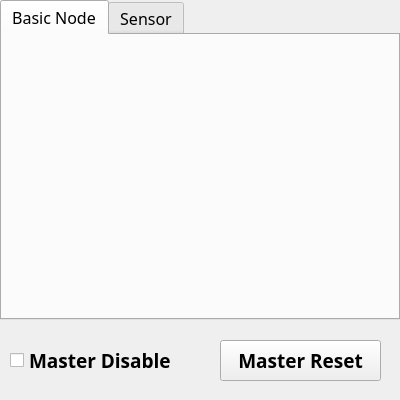
Tabjones/pacman_vision, file UI/gui/mainwindow.ui: the form before one commit.
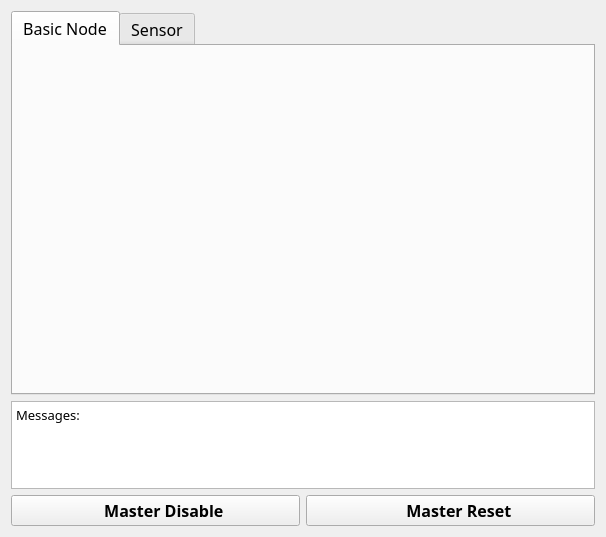
The form after the commit. Icons and pictures are not drawn.

```diff
--- a/UI/gui/mainwindow.ui
+++ b/UI/gui/mainwindow.ui
@@ -6,8 +6,8 @@
    <rect>
     <x>0</x>
     <y>0</y>
-    <width>400</width>
-    <height>400</height>
+    <width>606</width>
+    <height>537</height>
    </rect>
   </property>
   <property name="font">
@@ -20,81 +20,154 @@
    <string>PaCMan Vision</string>
   </property>
   <widget class="QWidget" name="centralWidget">
-   <widget class="QCheckBox" name="DisableCheckBox">
-    <property name="geometry">
-     <rect>
-      <x>10</x>
-      <y>340</y>
-      <width>191</width>
-      <height>41</height>
-     </rect>
-    </property>
-    <property name="font">
-     <font>
-      <pointsize>14</pointsize>
-      <weight>75</weight>
-      <bold>true</bold>
-     </font>
-    </property>
-    <property name="focusPolicy">
-     <enum>Qt::NoFocus</enum>
-    </property>
-    <property name="contextMenuPolicy">
-     <enum>Qt::NoContextMenu</enum>
-    </property>
-    <property name="toolTip">
-     <string>Temporary disable all functionality.</string>
-    </property>
-    <property name="text">
-     <string>Master Disable</string>
-    </property>
-   </widget>
-   <widget class="QPushButton" name="MasterReset">
-    <property name="geometry">
-     <rect>
-      <x>220</x>
-      <y>340</y>
-      <width>161</width>
-      <height>41</height>
-     </rect>
-    </property>
-    <property name="font">
-     <font>
-      <pointsize>14</pointsize>
-      <weight>75</weight>
-      <bold>true</bold>
-     </font>
-    </property>
-    <property name="toolTip">
-     <string>Reset all node to default values.</string>
-    </property>
-    <property name="text">
-     <string>Master Reset</string>
-    </property>
-   </widget>
-   <widget class="QTabWidget" name="Tabs">
-    <property name="geometry">
-     <rect>
-      <x>0</x>
-      <y>0</y>
-      <width>400</width>
-      <height>320</height>
-     </rect>
-    </property>
-    <property name="currentIndex">
-     <number>0</number>
-    </property>
-    <widget class="QWidget" name="BaseTab">
-     <attribute name="title">
-      <string>Basic Node</string>
-     </attribute>
-    </widget>
-    <widget class="QWidget" name="SensorTab">
-     <attribute name="title">
-      <string>Sensor</string>
-     </attribute>
-    </widget>
-   </widget>
+   <layout class="QGridLayout" name="gridLayout">
+    <item row="0" column="0" colspan="2">
+     <widget class="QTabWidget" name="Tabs">
+      <property name="currentIndex">
+       <number>0</number>
+      </property>
+      <widget class="QWidget" name="BaseTab">
+       <attribute name="title">
+        <string>Basic Node</string>
+       </attribute>
+      </widget>
+      <widget class="QWidget" name="SensorTab">
+       <attribute name="title">
+        <string>Sensor</string>
+       </attribute>
+      </widget>
+     </widget>
+    </item>
+    <item row="2" column="0">
+     <widget class="QPushButton" name="MasterDisable">
+      <property name="font">
+       <font>
+        <family>Oxygen-Sans</family>
+        <pointsize>12</pointsize>
+        <weight>75</weight>
+        <bold>true</bold>
+       </font>
+      </property>
+      <property name="toolTip">
+       <string>Enable / Disable all functionality.</string>
+      </property>
+      <property name="text">
+       <string>    Master Disable</string>
+      </property>
+      <property name="icon">
+       <iconset resource="../resources/resources.qrc">
+        <normaloff>:/disable/pause.png</normaloff>
+        <normalon>:/disable/play.png</normalon>:/disable/pause.png</iconset>
+      </property>
+      <property name="iconSize">
+       <size>
+        <width>32</width>
+        <height>32</height>
+       </size>
+      </property>
+      <property name="checkable">
+       <bool>true</bool>
+      </property>
+     </widget>
+    </item>
+    <item row="2" column="1">
+     <widget class="QPushButton" name="MasterReset">
+      <property name="font">
+       <font>
+        <pointsize>12</pointsize>
+        <weight>75</weight>
+        <bold>true</bold>
+       </font>
+      </property>
+      <property name="toolTip">
+       <string>Reset all node to default values.</string>
+      </property>
+      <property name="text">
+       <string>    Master Reset</string>
+      </property>
+      <property name="icon">
+       <iconset resource="../resources/resources.qrc">
+        <normaloff>:/disable/reset.png</normaloff>:/disable/reset.png</iconset>
+      </property>
+      <property name="iconSize">
+       <size>
+        <width>32</width>
+        <height>32</height>
+       </size>
+      </property>
+     </widget>
+    </item>
+    <item row="1" column="0" colspan="2">
+     <widget class="QPlainTextEdit" name="LoggingConsole">
+      <property name="sizePolicy">
+       <sizepolicy hsizetype="Expanding" vsizetype="Fixed">
+        <horstretch>0</horstretch>
+        <verstretch>0</verstretch>
+       </sizepolicy>
+      </property>
+      <property name="minimumSize">
+       <size>
+        <width>256</width>
+        <height>64</height>
+       </size>
+      </property>
+      <property name="maximumSize">
+       <size>
+        <width>16777215</width>
+        <height>256</height>
+       </size>
+      </property>
+      <property name="baseSize">
+       <size>
+        <width>256</width>
+        <height>64</height>
+       </size>
+      </property>
+      <property name="font">
+       <font>
+        <family>Inconsolata-dz for Powerline</family>
+        <pointsize>10</pointsize>
+        <weight>50</weight>
+        <bold>false</bold>
+        <stylestrategy>PreferAntialias</stylestrategy>
+       </font>
+      </property>
+      <property name="cursor" stdset="0">
+       <cursorShape>IBeamCursor</cursorShape>
+      </property>
+      <property name="toolTip">
+       <string>Displays some information on what's going on.</string>
+      </property>
+      <property name="frameShape">
+       <enum>QFrame::StyledPanel</enum>
+      </property>
+      <property name="frameShadow">
+       <enum>QFrame::Sunken</enum>
+      </property>
+      <property name="sizeAdjustPolicy">
+       <enum>QAbstractScrollArea::AdjustToContents</enum>
+      </property>
+      <property name="undoRedoEnabled">
+       <bool>false</bool>
+      </property>
+      <property name="readOnly">
+       <bool>true</bool>
+      </property>
+      <property name="plainText">
+       <string>Messages:</string>
+      </property>
+      <property name="maximumBlockCount">
+       <number>50</number>
+      </property>
+      <property name="backgroundVisible">
+       <bool>false</bool>
+      </property>
+      <property name="centerOnScroll">
+       <bool>true</bool>
+      </property>
+     </widget>
+    </item>
+   </layout>
   </widget>
  </widget>
  <layoutdefault spacing="6" margin="11"/>
```
Left out of the diff: 4 changed lines with no effect on the pictures.
